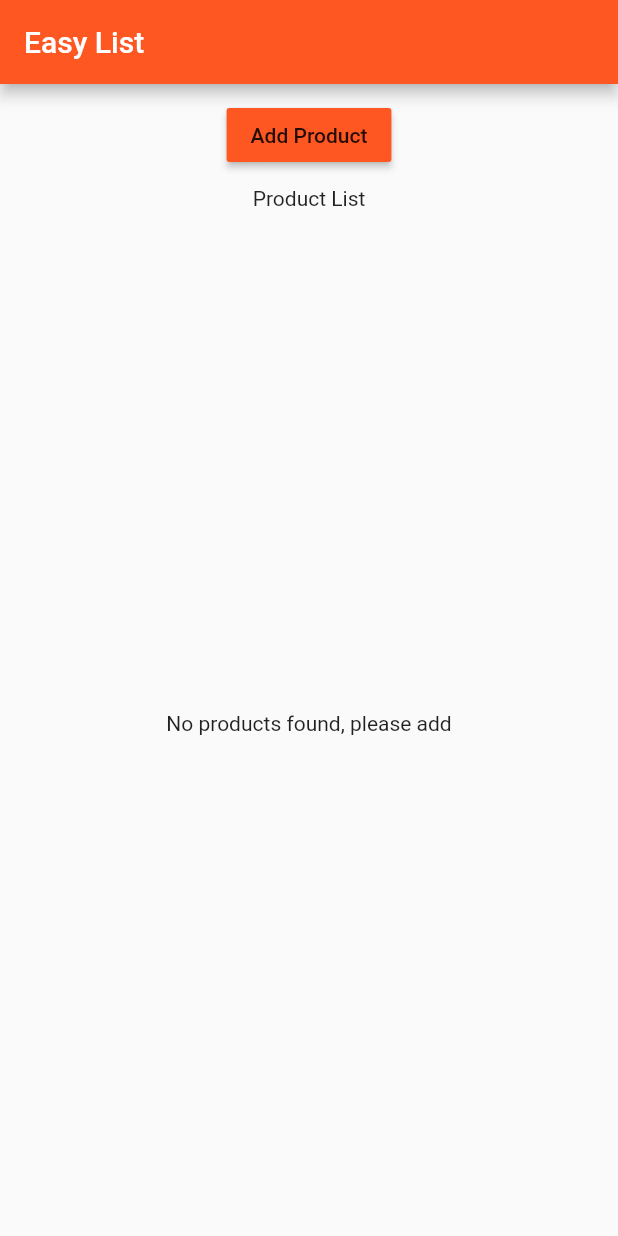
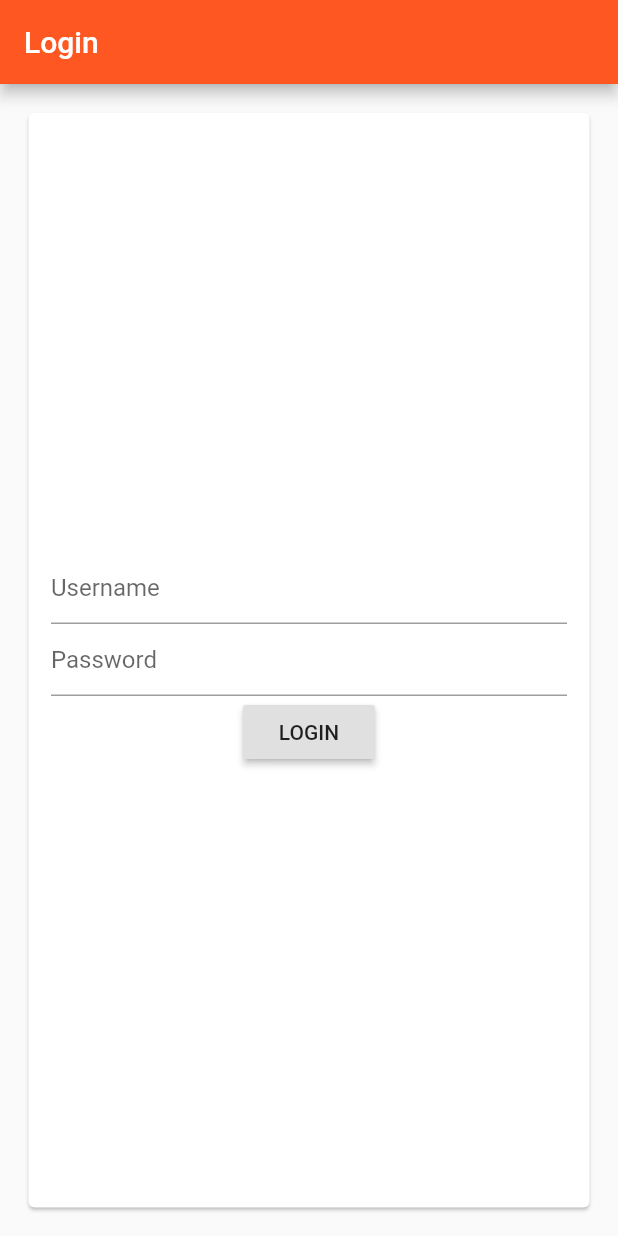
Before and after one commit to MuthuHere/FlutterCourse, a Flutter app: the screen it shows after launch, on a phone screen of 412 x 824 dp. Run offline on Flutter 3.47's test engine with Material 2 defaults, Android fonts, the phone set to English and light mode, and no system bars.

Commit message:
1. Auth page added 2. Navigator.push & navigator.pushReplace learned

```diff
--- a/lib/details/product_details.dart
+++ b/lib/details/product_details.dart
@@ -1,4 +1,5 @@
 import 'package:flutter/material.dart';
+import 'dart:async';
 
 class ProductDetails extends StatelessWidget {
   final String title;
@@ -11,7 +12,7 @@ class ProductDetails extends StatelessWidget {
     return WillPopScope(
       onWillPop: () {
         Navigator.pop(context,false);
-        return Future.value(true);
+        return Future.value(false);
       },
       child: Scaffold(
         appBar: AppBar(
--- a/lib/main.dart
+++ b/lib/main.dart
@@ -1,5 +1,6 @@
 import 'package:flutter/material.dart';
 import 'package:flutter/rendering.dart';
+import 'package:flutter_app/pages/auth.dart';
 import 'package:flutter_app/pages/home.dart';
 import 'package:flutter_app/product_manager.dart';
 
@@ -22,7 +23,7 @@ class _MyAppState extends State<MyApp> {
           primarySwatch: Colors.deepOrange,
           brightness: Brightness.light,
           accentColor: Colors.deepPurple),
-      home: HomePage(),
+      home: AuthPage(),
     );
   }
 }
--- /dev/null
+++ b/lib/pages/auth.dart
@@ -0,0 +1,49 @@
+import 'package:flutter/material.dart';
+import 'package:flutter_app/pages/home.dart';
+
+class AuthPage extends StatelessWidget {
+  @override
+  Widget build(BuildContext context) {
+    return Scaffold(
+      appBar: AppBar(
+        title: Text("Login"),
+      ),
+      body: Center(
+        child: Container(
+          padding: EdgeInsets.all(15.0),
+          child: Card(
+            child: Container(
+              padding: EdgeInsets.all(15.0),
+              child: Column(
+                mainAxisAlignment: MainAxisAlignment.center,
+                crossAxisAlignment: CrossAxisAlignment.center,
+                children: <Widget>[
+                  TextField(
+                    decoration: InputDecoration(hintText: 'Username'),
+                  ),
+                  TextField(
+                    scrollPadding: EdgeInsets.all(5.0),
+                    obscureText: true,
+                    decoration: InputDecoration(
+                      hintText: 'Password',
+                    ),
+                  ),
+                  RaisedButton(
+                    child: Text('LOGIN'),
+                    onPressed: () {
+                      Navigator.pushReplacement(
+                        context,
+                        MaterialPageRoute(
+                            builder: (BuildContext context) => HomePage()),
+                      );
+                    },
+                  )
+                ],
+              ),
+            ),
+          ),
+        ),
+      ),
+    );
+  }
+}
--- a/lib/pages/home.dart
+++ b/lib/pages/home.dart
@@ -3,6 +3,7 @@ import 'package:flutter/material.dart';
 import 'package:flutter_app/product_manager.dart';
 
 class HomePage extends StatelessWidget{
+
   @override
   Widget build(BuildContext context) {
 
```
